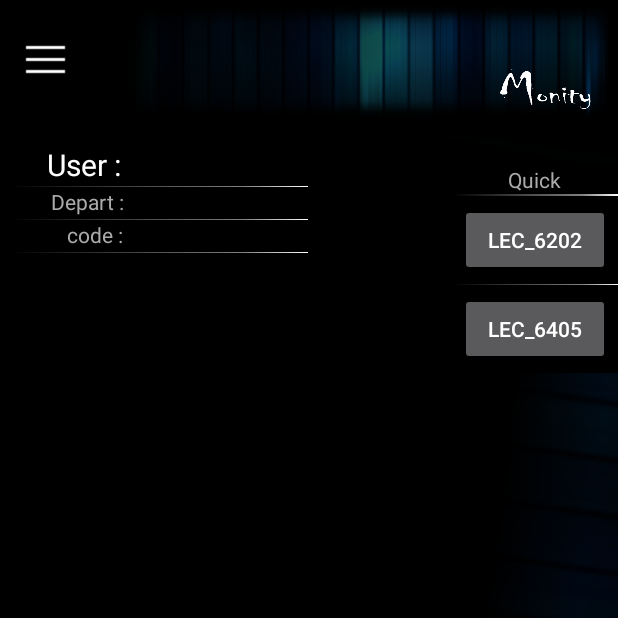
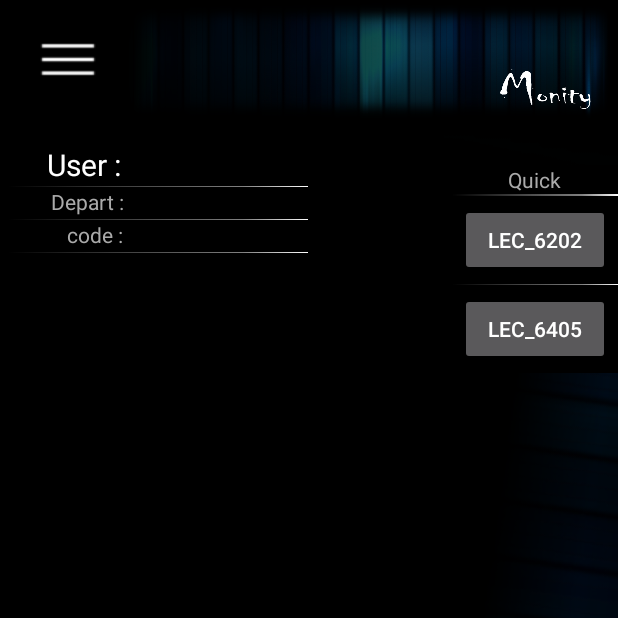
Before and after one commit to nn98/SW_Competition_2019, an Android app: the screen it shows after launch (MainActivity), on a phone screen of 412 x 824 dp, the top half of it. Run offline under Robolectric (Android 15) with nearby library versions, the phone set to English and light mode, and no system bars; 2 statements that could not run were skipped.

Commit message:
visibility upgrade finish.

```diff
--- a/app/src/main/res/layout/activity_main.xml
+++ b/app/src/main/res/layout/activity_main.xml
@@ -19,10 +19,10 @@
 
             <ImageButton
                 android:id="@+id/btn_menu"
-                android:layout_width="30dp"
-                android:layout_height="30dp"
+                android:layout_width="40dp"
+                android:layout_height="34dp"
                 android:layout_centerVertical="true"
-                android:layout_marginLeft="15dp"
+                android:layout_marginLeft="25dp"
                 android:background="@drawable/listbtn" />
 
         </RelativeLayout>
```
Also changed, not shown: app/src/main/java/kr/co/jkllhgb/peristalsis/MainActivity.java (+33 -1 lines).
